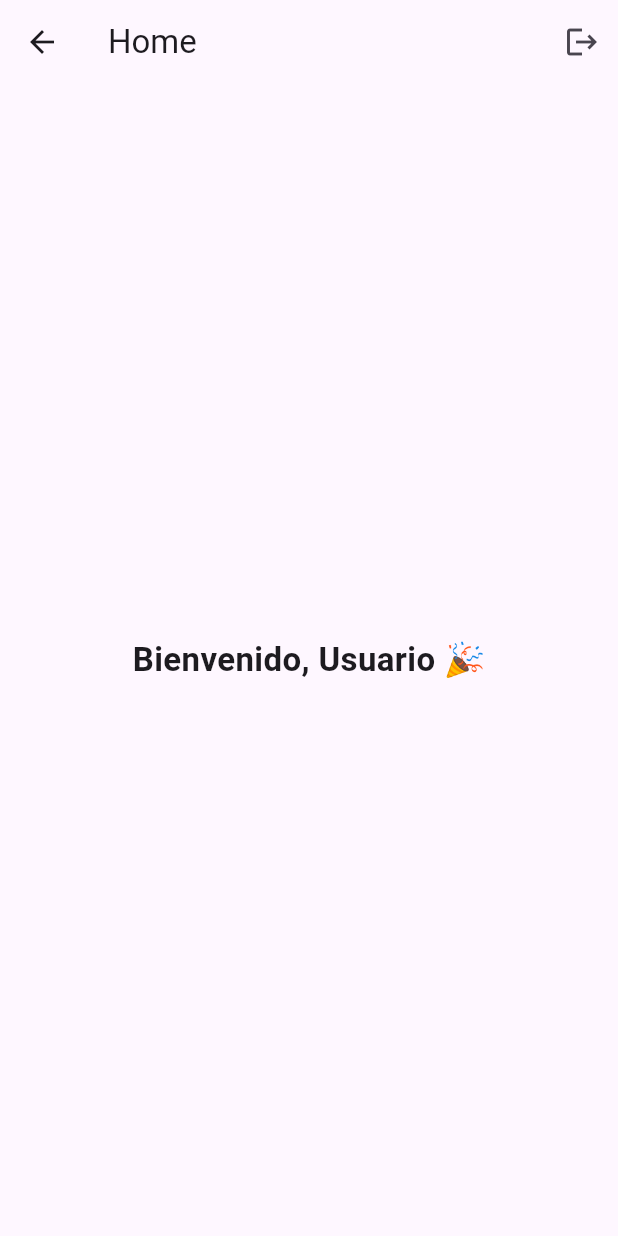
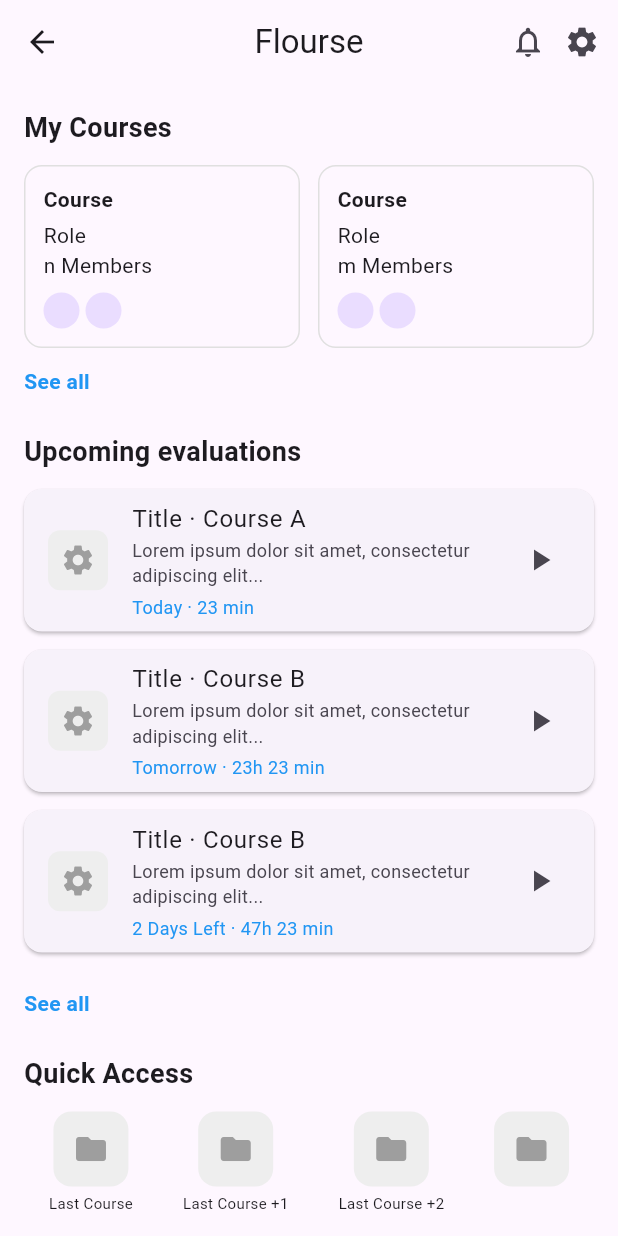
Before and after one commit to Alejorotp/flourse, a Flutter app: the HomePage screen opened by its route, on a phone screen of 412 x 824 dp. Run offline on Flutter 3.47's test engine with Material 3 defaults, Android fonts, the light colour scheme and no system bars; our stand-ins replace get.

Commit message:
HomePage placeholder, connected to both Courses and Evaluations placeholders

```diff
--- a/lib/main.dart
+++ b/lib/main.dart
@@ -3,6 +3,8 @@
 import 'package:get/get.dart';
 import 'package:flourse/controllers/auth_controller.dart';
 import 'package:flourse/pages/home.dart';
+import 'package:flourse/pages/courses.dart';
+import 'package:flourse/pages/evaluations.dart';
 
 void main() {
   Get.put(AuthController()); // Iniciar el controlador de autenticación
@@ -21,6 +23,8 @@
       routes: {
         LoginPage.id: (_) => const LoginPage(),
         HomePage.id: (_) => const HomePage(),
+        CoursesPage.id: (_) => const CoursesPage(),
+        EvaluationsPage.id: (_) => const EvaluationsPage(),
       },
     );
   }
--- /dev/null
+++ b/lib/pages/courses.dart
@@ -0,0 +1,19 @@
+import 'package:flutter/material.dart';
+
+class CoursesPage extends StatelessWidget {
+  static const String id = '/courses';
+  const CoursesPage({super.key});
+
+  @override
+  Widget build(BuildContext context) {
+    return Scaffold(
+      appBar: AppBar(
+        title: const Text("Courses"),
+        centerTitle: true,
+      ),
+      body: const Center(
+        child: Text("Courses Page"),
+      ),
+    );
+  }
+}
--- /dev/null
+++ b/lib/pages/evaluations.dart
@@ -0,0 +1,19 @@
+import 'package:flutter/material.dart';
+
+class EvaluationsPage extends StatelessWidget {
+  static const String id = '/evaluations';
+  const EvaluationsPage({super.key});
+
+  @override
+  Widget build(BuildContext context) {
+    return Scaffold(
+      appBar: AppBar(
+        title: const Text("Evaluations"),
+        centerTitle: true,
+      ),
+      body: const Center(
+        child: Text("Evaluations Page"),
+      ),
+    );
+  }
+}
--- a/lib/pages/home.dart
+++ b/lib/pages/home.dart
@@ -1,6 +1,6 @@
 import 'package:flutter/material.dart';
-import 'package:get/get.dart';
-import 'package:flourse/controllers/auth_controller.dart';
+import 'package:flourse/pages/courses.dart';
+import 'package:flourse/pages/evaluations.dart';
 
 class HomePage extends StatelessWidget {
   static const String id = '/home';
@@ -8,43 +8,193 @@
 
   @override
   Widget build(BuildContext context) {
-    final auth = Get.find<AuthController>();
+    return Scaffold(
+      appBar: AppBar(
+        title: const Text("Flourse"),
+        centerTitle: true,
+        actions: const [
+          Icon(Icons.notifications_none),
+          SizedBox(width: 12),
+          Icon(Icons.settings),
+          SizedBox(width: 12),
+        ],
+      ),
+      body: SingleChildScrollView(
+        padding: const EdgeInsets.all(16),
+        child: Column(
+          crossAxisAlignment: CrossAxisAlignment.start,
+          children: [
+            const Text(
+              "My Courses",
+              style: TextStyle(fontSize: 18, fontWeight: FontWeight.bold),
+            ),
+            const SizedBox(height: 12),
+            Row(
+              children: [
+                Expanded(child: _courseCard("Course", "Role", "n Members")),
+                const SizedBox(width: 12),
+                Expanded(child: _courseCard("Course", "Role", "m Members")),
+              ],
+            ),
+            const SizedBox(height: 12), // Agrega un espaciador
+            GestureDetector(
+              // Envuelve en un widget para detectar clics
+              onTap: () {
+                Navigator.of(
+                  context,
+                ).pushNamed(CoursesPage.id); // Navega a la página de cursos
+              },
+              child: const Text(
+                "See all",
+                style: TextStyle(
+                  color: Colors.blue,
+                  fontWeight: FontWeight.bold,
+                ),
+              ),
+            ),
+            const SizedBox(height: 24),
 
-    return PopScope(
-      canPop: false, // evita salir con back del SO directamente
-      onPopInvoked: (didPop) {
-        if (!didPop) {
-          auth.logout();
-        }
-      },
-      child: Scaffold(
-        appBar: AppBar(
-          title: const Text("Home"),
-          leading: IconButton(
-            icon: const Icon(Icons.arrow_back),
-            onPressed: () {
-              auth.logout();
-            },
-          ),
-          actions: [
-            IconButton(
-              icon: const Icon(Icons.logout),
-              onPressed: () {
-                auth.logout();
+            // Upcoming Evaluations
+            const Text(
+              "Upcoming evaluations",
+              style: TextStyle(fontSize: 18, fontWeight: FontWeight.bold),
+            ),
+            const SizedBox(height: 12),
+            _evaluationItem(
+              "Title · Course A",
+              "Lorem ipsum dolor sit amet, consectetur adipiscing elit...",
+              "Today · 23 min",
+            ),
+            _evaluationItem(
+              "Title · Course B",
+              "Lorem ipsum dolor sit amet, consectetur adipiscing elit...",
+              "Tomorrow · 23h 23 min",
+            ),
+            _evaluationItem(
+              "Title · Course B",
+              "Lorem ipsum dolor sit amet, consectetur adipiscing elit...",
+              "2 Days Left · 47h 23 min",
+            ),
+            const SizedBox(height: 12), // Agrega un espaciador
+            GestureDetector(
+              // Envuelve en un widget para detectar clics
+              onTap: () {
+                Navigator.of(context).pushNamed(
+                  EvaluationsPage.id,
+                ); // Navega a la página de evaluaciones
               },
+              child: const Text(
+                "See all",
+                style: TextStyle(
+                  color: Colors.blue,
+                  fontWeight: FontWeight.bold,
+                ),
+              ),
+            ),
+            const SizedBox(height: 24),
+
+            // Quick Access
+            const Text(
+              "Quick Access",
+              style: TextStyle(fontSize: 18, fontWeight: FontWeight.bold),
+            ),
+            const SizedBox(height: 12),
+            Row(
+              mainAxisAlignment: MainAxisAlignment.spaceAround,
+              children: const [
+                _quickAccessItem("Last Course"),
+                _quickAccessItem("Last Course +1"),
+                _quickAccessItem("Last Course +2"),
+                _quickAccessItem(""),
+              ],
             ),
           ],
-        ),
-        body: Center(
-          child: Obx(() => Text(
-                "Bienvenido, ${auth.userName.value.isEmpty ? 'Usuario' : auth.userName.value} 🎉",
-                style: const TextStyle(
-                  fontSize: 22,
-                  fontWeight: FontWeight.bold,
-                ),
-              )),
         ),
       ),
     );
   }
 }
+
+Widget _courseCard(String title, String role, String members) {
+  return Container(
+    padding: const EdgeInsets.all(12),
+    decoration: BoxDecoration(
+      border: Border.all(color: Colors.grey.shade300),
+      borderRadius: BorderRadius.circular(12),
+    ),
+    child: Column(
+      crossAxisAlignment: CrossAxisAlignment.start,
+      children: [
+        Text(title, style: const TextStyle(fontWeight: FontWeight.bold)),
+        const SizedBox(height: 4),
+        Text(role),
+        Text(members),
+        const SizedBox(height: 8),
+        Row(
+          children: const [
+            CircleAvatar(radius: 12),
+            SizedBox(width: 4),
+            CircleAvatar(radius: 12),
+          ],
+        ),
+      ],
+    ),
+  );
+}
+
+Widget _evaluationItem(String title, String subtitle, String time) {
+  return Card(
+    margin: const EdgeInsets.only(bottom: 12),
+    shape: RoundedRectangleBorder(borderRadius: BorderRadius.circular(12)),
+    child: ListTile(
+      leading: Container(
+        width: 40,
+        height: 40,
+        decoration: BoxDecoration(
+          color: Colors.grey.shade200,
+          borderRadius: BorderRadius.circular(8),
+        ),
+        child: const Icon(Icons.settings, color: Colors.grey),
+      ),
+      title: Text(title),
+      subtitle: Column(
+        crossAxisAlignment: CrossAxisAlignment.start,
+        children: [
+          Text(
+            subtitle,
+            maxLines: 2,
+            overflow: TextOverflow.ellipsis,
+            style: const TextStyle(fontSize: 12),
+          ),
+          const SizedBox(height: 4),
+          Text(time, style: const TextStyle(fontSize: 12, color: Colors.blue)),
+        ],
+      ),
+      trailing: const Icon(Icons.play_arrow),
+    ),
+  );
+}
+
+class _quickAccessItem extends StatelessWidget {
+  final String label;
+  const _quickAccessItem(this.label);
+
+  @override
+  Widget build(BuildContext context) {
+    return Column(
+      children: [
+        Container(
+          height: 50,
+          width: 50,
+          decoration: BoxDecoration(
+            color: Colors.grey.shade200,
+            borderRadius: BorderRadius.circular(12),
+          ),
+          child: const Icon(Icons.folder, color: Colors.grey),
+        ),
+        const SizedBox(height: 4),
+        Text(label, style: const TextStyle(fontSize: 10)),
+      ],
+    );
+  }
+}
--- a/pubspec.yaml
+++ b/pubspec.yaml
@@ -14,7 +14,7 @@
 dev_dependencies:
   flutter_test:
     sdk: flutter
-  flutter_lints: ^5.0.0
+  flutter_lints: ^6.0.0
 
 flutter:
   uses-material-design: true
```
Also changed, not shown: pubspec.lock.
